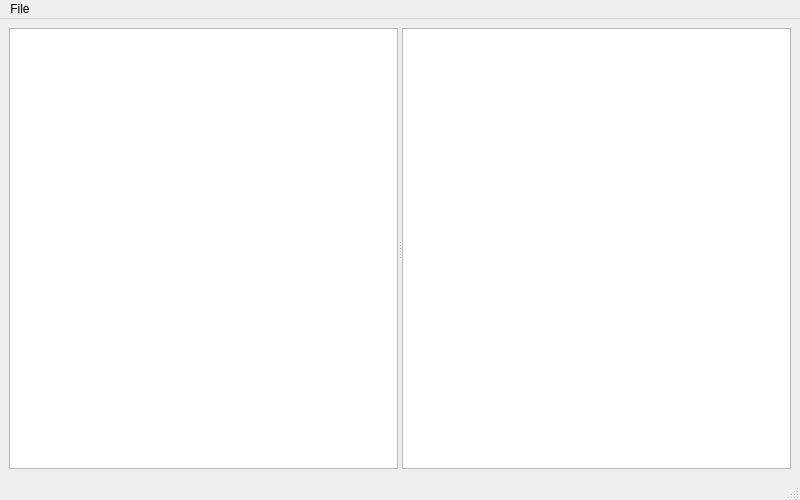
Before: the Qt Designer form mainwindowcodeeditor.ui in ToMaTiKkk/CodeEditor, drawn with Qt 5.
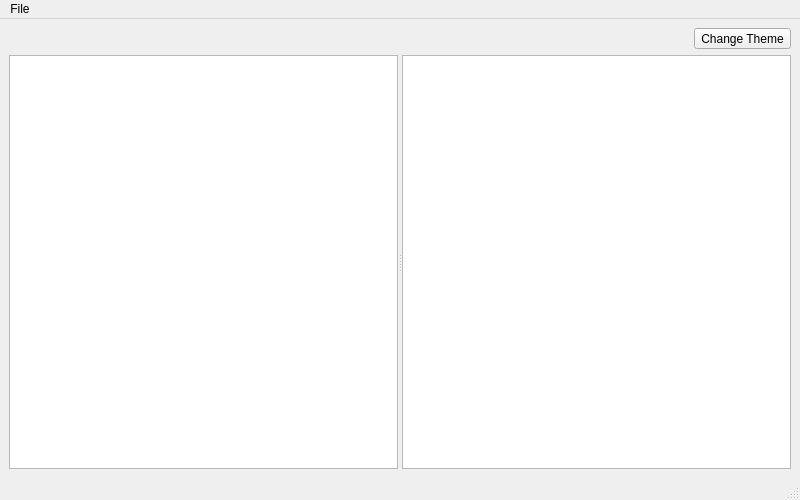
After: the same form once the commit is applied.

Commit message: new light color theme

```diff
--- a/mainwindowcodeeditor.ui
+++ b/mainwindowcodeeditor.ui
@@ -24,7 +24,7 @@
   </property>
   <widget class="QWidget" name="centralwidget">
    <layout class="QGridLayout" name="gridLayout">
-    <item row="0" column="0">
+    <item row="2" column="0">
      <widget class="QSplitter" name="splitter">
       <property name="orientation">
        <enum>Qt::Horizontal</enum>
@@ -62,6 +62,13 @@
       </widget>
      </widget>
     </item>
+    <item row="1" column="0" alignment="Qt::AlignmentFlag::AlignRight">
+     <widget class="QToolButton" name="toolButton">
+      <property name="text">
+       <string>Change Theme</string>
+      </property>
+     </widget>
+    </item>
    </layout>
   </widget>
   <widget class="QMenuBar" name="menubar">
```
Left out of the diff: 11 changed lines with no effect on the pictures. The commit also changes 5 other files.
